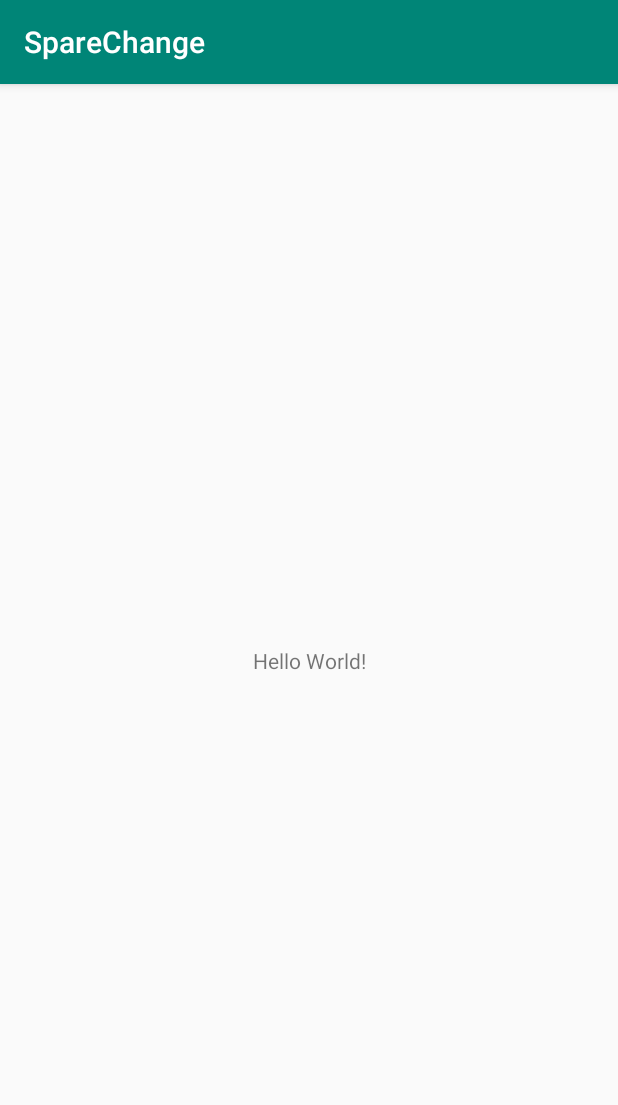
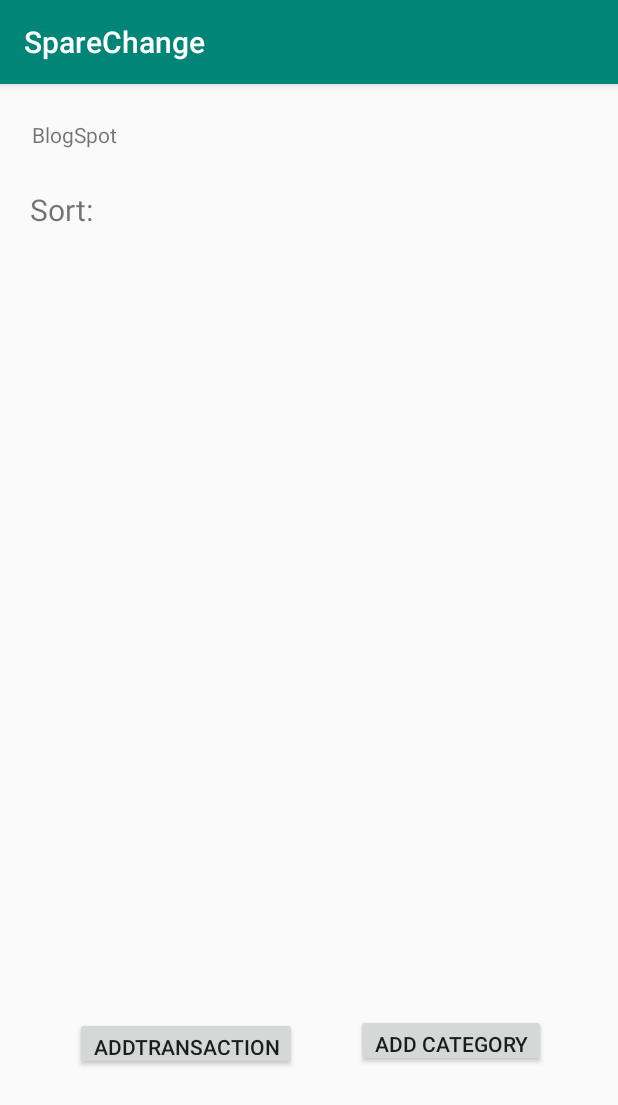
Before and after one commit to Nicolas-Sy/MOBAPDE-MP, an Android app: the screen it shows after launch (MainActivity), on a phone screen of 412 x 824 dp. Shown: the top 1105 px of the screen. Run offline under Robolectric (Android 15) with nearby library versions, the phone set to English and light mode, and no system bars.

Commit message:
Initial Push

```diff
--- a/app/build.gradle
+++ b/app/build.gradle
@@ -23,6 +23,7 @@ dependencies {
     implementation fileTree(dir: 'libs', include: ['*.jar'])
     implementation 'androidx.appcompat:appcompat:1.0.2'
     implementation 'androidx.constraintlayout:constraintlayout:1.1.3'
+    implementation 'com.google.android.material:material:1.0.0'
     testImplementation 'junit:junit:4.12'
     androidTestImplementation 'androidx.test:runner:1.1.1'
     androidTestImplementation 'androidx.test.espresso:espresso-core:3.1.1'
--- a/app/src/main/AndroidManifest.xml
+++ b/app/src/main/AndroidManifest.xml
@@ -9,6 +9,7 @@
         android:roundIcon="@mipmap/ic_launcher_round"
         android:supportsRtl="true"
         android:theme="@style/AppTheme">
+        <activity android:name=".addTransaction"></activity>
         <activity android:name=".MainActivity">
             <intent-filter>
                 <action android:name="android.intent.action.MAIN" />
--- a/app/src/main/java/com/example/sparechange/MainActivity.java
+++ b/app/src/main/java/com/example/sparechange/MainActivity.java
@@ -2,13 +2,26 @@ package com.example.sparechange;
 
 import androidx.appcompat.app.AppCompatActivity;
 
+import android.content.Intent;
 import android.os.Bundle;
+import android.view.View;
+import android.widget.Button;
 
 public class MainActivity extends AppCompatActivity {
+    Button addTransacBtn;
 
     @Override
     protected void onCreate(Bundle savedInstanceState) {
         super.onCreate(savedInstanceState);
         setContentView(R.layout.activity_main);
+
+        addTransacBtn = findViewById(R.id.addTransacBtn);
     }
+
+    public void AddTransaction(View v){
+        Intent intent = new Intent(this, addTransaction.class);
+        startActivity(intent);
+    }
+
+
 }
--- a/app/src/main/res/layout/activity_main.xml
+++ b/app/src/main/res/layout/activity_main.xml
@@ -1,5 +1,5 @@
 <?xml version="1.0" encoding="utf-8"?>
-<androidx.constraintlayout.widget.ConstraintLayout xmlns:android="http://schemas.android.com/apk/res/android"
+<RelativeLayout xmlns:android="http://schemas.android.com/apk/res/android"
     xmlns:app="http://schemas.android.com/apk/res-auto"
     xmlns:tools="http://schemas.android.com/tools"
     android:layout_width="match_parent"
@@ -7,12 +7,65 @@
     tools:context=".MainActivity">
 
     <TextView
+        android:id="@+id/textViewSort"
+        android:layout_width="match_parent"
+        android:layout_height="wrap_content"
+        android:text="Sort:"
+        android:textSize="20dp"
+        android:layout_marginStart="20dp"
+        android:layout_marginLeft="20dp"
+        android:layout_marginTop="70dp"
+        />
+
+    <Button
+        android:id="@+id/addTransacBtn"
         android:layout_width="wrap_content"
-        android:layout_height="wrap_content"
-        android:text="Hello World!"
-        app:layout_constraintBottom_toBottomOf="parent"
-        app:layout_constraintLeft_toLeftOf="parent"
-        app:layout_constraintRight_toRightOf="parent"
-        app:layout_constraintTop_toTopOf="parent" />
+        android:layout_height="35dp"
+        android:layout_alignParentStart="true"
+        android:layout_alignParentLeft="true"
+        android:layout_alignParentTop="true"
+        android:layout_marginStart="50dp"
+        android:layout_marginLeft="50dp"
+        android:layout_marginTop="622dp"
+        android:onClick="AddTransaction"
+        android:text="addTransaction" />
 
-</androidx.constraintlayout.widget.ConstraintLayout>
+    <Button
+        android:id="@+id/createCategory"
+        android:layout_width="wrap_content"
+        android:layout_height="35dp"
+        android:layout_alignParentStart="true"
+        android:layout_alignParentLeft="true"
+        android:layout_alignParentTop="true"
+        android:layout_marginStart="237dp"
+        android:layout_marginLeft="237dp"
+        android:layout_marginTop="620dp"
+        android:text="Add Category"
+        />
+
+    <ListView
+        android:id="@+id/listViewPosts"
+        android:layout_width="372dp"
+        android:layout_height="396dp"
+        android:layout_alignParentStart="true"
+        android:layout_alignParentLeft="true"
+        android:layout_alignParentTop="true"
+        android:layout_centerVertical="true"
+        android:layout_marginStart="22dp"
+        android:layout_marginLeft="22dp"
+        android:layout_marginTop="209dp" />
+
+    <TextView
+        android:id="@+id/textView"
+        android:layout_width="267dp"
+        android:layout_height="37dp"
+        android:layout_alignParentStart="true"
+        android:layout_alignParentLeft="true"
+        android:layout_alignParentTop="true"
+        android:layout_marginStart="21dp"
+        android:layout_marginLeft="21dp"
+        android:layout_marginTop="24dp"
+        android:text="BlogSpot" />
+
+
+</RelativeLayout>
--- /dev/null
+++ b/app/src/main/res/values/dimens.xml
@@ -0,0 +1,3 @@
+<resources>
+    <dimen name="fab_margin">16dp</dimen>
+</resources>
--- a/app/src/main/res/values/strings.xml
+++ b/app/src/main/res/values/strings.xml
@@ -1,3 +1,4 @@
 <resources>
     <string name="app_name">SpareChange</string>
+    <string name="title_activity_home_page">homePage</string>
 </resources>
```
Also changed, not shown: app/src/main/java/com/example/sparechange/Model/Transaction.java (added, +22 -0 lines), app/src/main/java/com/example/sparechange/addTransaction.java (added, +31 -0 lines), app/src/main/res/layout/activity_add_transaction.xml (added, +181 -0 lines), app/src/main/res/values/styles.xml (+9 -0 lines).
